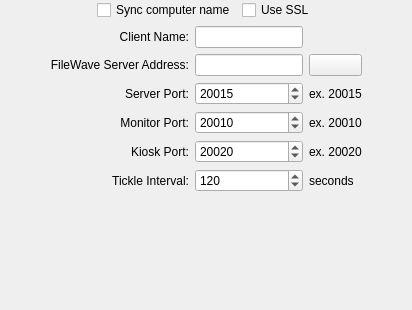
Qt form FileWaveGuiLib/ClientStatusMonitorFiles/Communications.ui (fw-dev/translations) before a commit.
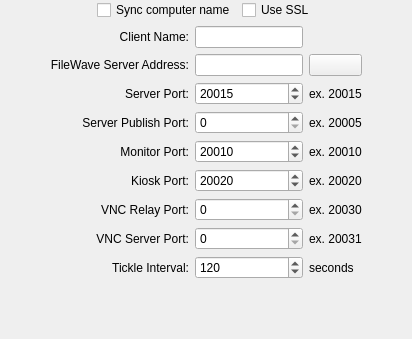
The same form after that commit. Custom widgets are drawn as their Qt base class.

```diff
--- a/FileWaveGuiLib/ClientStatusMonitorFiles/Communications.ui
+++ b/FileWaveGuiLib/ClientStatusMonitorFiles/Communications.ui
@@ -7,14 +7,23 @@
     <x>0</x>
     <y>0</y>
     <width>412</width>
-    <height>310</height>
+    <height>339</height>
    </rect>
   </property>
   <property name="windowTitle">
    <string>Communications</string>
   </property>
   <layout class="QGridLayout" name="gridLayout_2">
-   <property name="margin">
+   <property name="leftMargin">
+    <number>0</number>
+   </property>
+   <property name="topMargin">
+    <number>0</number>
+   </property>
+   <property name="rightMargin">
+    <number>0</number>
+   </property>
+   <property name="bottomMargin">
     <number>0</number>
    </property>
    <item row="0" column="0">
@@ -58,17 +67,60 @@
    </item>
    <item row="0" column="1" rowspan="2">
     <layout class="QGridLayout" name="gridLayout">
-     <item row="4" column="0">
-      <widget class="QLabel" name="commMonitorPortLA">
+     <item row="6" column="2">
+      <widget class="QLabel" name="monitorExampleLabel">
        <property name="text">
-        <string>Monitor Port:</string>
+        <string>ex. 20010</string>
        </property>
-       <property name="alignment">
-        <set>Qt::AlignRight|Qt::AlignTrailing|Qt::AlignVCenter</set>
+      </widget>
+     </item>
+     <item row="7" column="2">
+      <widget class="QLabel" name="kioskExampleLabel">
+       <property name="text">
+        <string>ex. 20020</string>
+       </property>
+      </widget>
+     </item>
+     <item row="2" column="1">
+      <widget class="QLineEdit" name="commServerAddED"/>
+     </item>
+     <item row="10" column="1">
+      <widget class="QSpinBox" name="commTickleIntervalSB">
+       <property name="minimum">
+        <number>1</number>
+       </property>
+       <property name="maximum">
+        <number>28800</number>
+       </property>
+       <property name="value">
+        <number>120</number>
+       </property>
+      </widget>
+     </item>
+     <item row="1" column="1">
+      <widget class="QLineEdit" name="commClientNameED"/>
+     </item>
+     <item row="5" column="2">
+      <widget class="QLabel" name="commSrvPubPorExample">
+       <property name="text">
+        <string>ex. 20005</string>
        </property>
       </widget>
      </item>
      <item row="5" column="0">
+      <widget class="QLabel" name="commSrvPubPortLA">
+       <property name="contextMenuPolicy">
+        <enum>Qt::DefaultContextMenu</enum>
+       </property>
+       <property name="text">
+        <string>Server Publish Port:</string>
+       </property>
+       <property name="alignment">
+        <set>Qt::AlignRight|Qt::AlignTrailing|Qt::AlignVCenter</set>
+       </property>
+      </widget>
+     </item>
+     <item row="7" column="0">
       <widget class="QLabel" name="kioskPortLabel">
        <property name="text">
         <string>Kiosk Port:</string>
@@ -78,7 +130,7 @@
        </property>
       </widget>
      </item>
-     <item row="5" column="1">
+     <item row="7" column="1">
       <widget class="QSpinBox" name="kioskPortSpinBox">
        <property name="minimum">
         <number>1025</number>
@@ -91,7 +143,7 @@
        </property>
       </widget>
      </item>
-     <item row="3" column="1">
+     <item row="4" column="1">
       <widget class="QSpinBox" name="commServerPortSB">
        <property name="minimum">
         <number>1025</number>
@@ -114,50 +166,68 @@
        </property>
       </widget>
      </item>
-     <item row="6" column="2">
+     <item row="10" column="2">
       <widget class="QLabel" name="commSec1LA">
        <property name="text">
         <string>seconds</string>
        </property>
       </widget>
      </item>
-     <item row="2" column="1">
-      <widget class="QLineEdit" name="commServerAddED"/>
-     </item>
-     <item row="6" column="1">
-      <widget class="QSpinBox" name="commTickleIntervalSB">
-       <property name="minimum">
-        <number>1</number>
-       </property>
-       <property name="maximum">
-        <number>28800</number>
-       </property>
-       <property name="value">
-        <number>120</number>
-       </property>
-      </widget>
-     </item>
-     <item row="1" column="1">
-      <widget class="QLineEdit" name="commClientNameED"/>
-     </item>
-     <item row="4" column="2">
-      <widget class="QLabel" name="label_8">
-       <property name="text">
-        <string>ex. 20010</string>
-       </property>
-      </widget>
-     </item>
-     <item row="5" column="2">
-      <widget class="QLabel" name="label">
-       <property name="text">
-        <string>ex. 20020</string>
-       </property>
-      </widget>
-     </item>
      <item row="6" column="0">
-      <widget class="QLabel" name="commTickleIntravalLA">
+      <widget class="QLabel" name="commMonitorPortLA">
        <property name="text">
-        <string>Tickle Interval:</string>
+        <string>Monitor Port:</string>
+       </property>
+       <property name="alignment">
+        <set>Qt::AlignRight|Qt::AlignTrailing|Qt::AlignVCenter</set>
+       </property>
+      </widget>
+     </item>
+     <item row="8" column="0">
+      <widget class="QLabel" name="vncRelayPortLA">
+       <property name="text">
+        <string>VNC Relay Port:</string>
+       </property>
+       <property name="alignment">
+        <set>Qt::AlignRight|Qt::AlignTrailing|Qt::AlignVCenter</set>
+       </property>
+      </widget>
+     </item>
+     <item row="5" column="1">
+      <widget class="QSpinBox" name="commSrvPubPortSB">
+       <property name="maximum">
+        <number>65535</number>
+       </property>
+      </widget>
+     </item>
+     <item row="8" column="1">
+      <widget class="QSpinBox" name="vncRelayPortSB">
+       <property name="maximum">
+        <number>65535</number>
+       </property>
+      </widget>
+     </item>
+     <item row="8" column="2">
+      <widget class="QLabel" name="vncRelayPortExample">
+       <property name="text">
+        <string>ex. 20030</string>
+       </property>
+      </widget>
+     </item>
+     <item row="2" column="0">
+      <widget class="QLabel" name="commServerAddLA">
+       <property name="text">
+        <string>FileWave Server Address:</string>
+       </property>
+       <property name="alignment">
+        <set>Qt::AlignRight|Qt::AlignTrailing|Qt::AlignVCenter</set>
+       </property>
+      </widget>
+     </item>
+     <item row="4" column="0">
+      <widget class="QLabel" name="commServerPortLA">
+       <property name="text">
+        <string>Server Port:</string>
        </property>
        <property name="alignment">
         <set>Qt::AlignRight|Qt::AlignTrailing|Qt::AlignVCenter</set>
@@ -174,7 +244,17 @@
        </property>
       </widget>
      </item>
-     <item row="4" column="1">
+     <item row="10" column="0">
+      <widget class="QLabel" name="commTickleIntravalLA">
+       <property name="text">
+        <string>Tickle Interval:</string>
+       </property>
+       <property name="alignment">
+        <set>Qt::AlignRight|Qt::AlignTrailing|Qt::AlignVCenter</set>
+       </property>
+      </widget>
+     </item>
+     <item row="6" column="1">
       <widget class="QSpinBox" name="commMonitorPortSB">
        <property name="minimum">
         <number>1025</number>
@@ -187,16 +267,6 @@
        </property>
       </widget>
      </item>
-     <item row="2" column="0">
-      <widget class="QLabel" name="commServerAddLA">
-       <property name="text">
-        <string>FileWave Server Address:</string>
-       </property>
-       <property name="alignment">
-        <set>Qt::AlignRight|Qt::AlignTrailing|Qt::AlignVCenter</set>
-       </property>
-      </widget>
-     </item>
      <item row="0" column="0" colspan="3">
       <layout class="QHBoxLayout" name="horizontalLayout">
        <item>
@@ -241,23 +311,37 @@
        </item>
       </layout>
      </item>
-     <item row="3" column="0">
-      <widget class="QLabel" name="commServerPortLA">
-       <property name="text">
-        <string>Server Port:</string>
-       </property>
-       <property name="alignment">
-        <set>Qt::AlignRight|Qt::AlignTrailing|Qt::AlignVCenter</set>
-       </property>
-      </widget>
-     </item>
-     <item row="3" column="2">
-      <widget class="QLabel" name="label_7">
+     <item row="4" column="2">
+      <widget class="QLabel" name="commServerPortExample">
        <property name="text">
         <string>ex. 20015</string>
        </property>
       </widget>
      </item>
+     <item row="9" column="0">
+      <widget class="QLabel" name="vncServerPortLA">
+       <property name="text">
+        <string>VNC Server Port:</string>
+       </property>
+       <property name="alignment">
+        <set>Qt::AlignRight|Qt::AlignTrailing|Qt::AlignVCenter</set>
+       </property>
+      </widget>
+     </item>
+     <item row="9" column="2">
+      <widget class="QLabel" name="vncServerPortExample">
+       <property name="text">
+        <string>ex. 20031</string>
+       </property>
+      </widget>
+     </item>
+     <item row="9" column="1">
+      <widget class="QSpinBox" name="vncServerPortSB">
+       <property name="maximum">
+        <number>65535</number>
+       </property>
+      </widget>
+     </item>
     </layout>
    </item>
   </layout>
```
Left out of the diff: 3 changed lines with no effect on the pictures.
